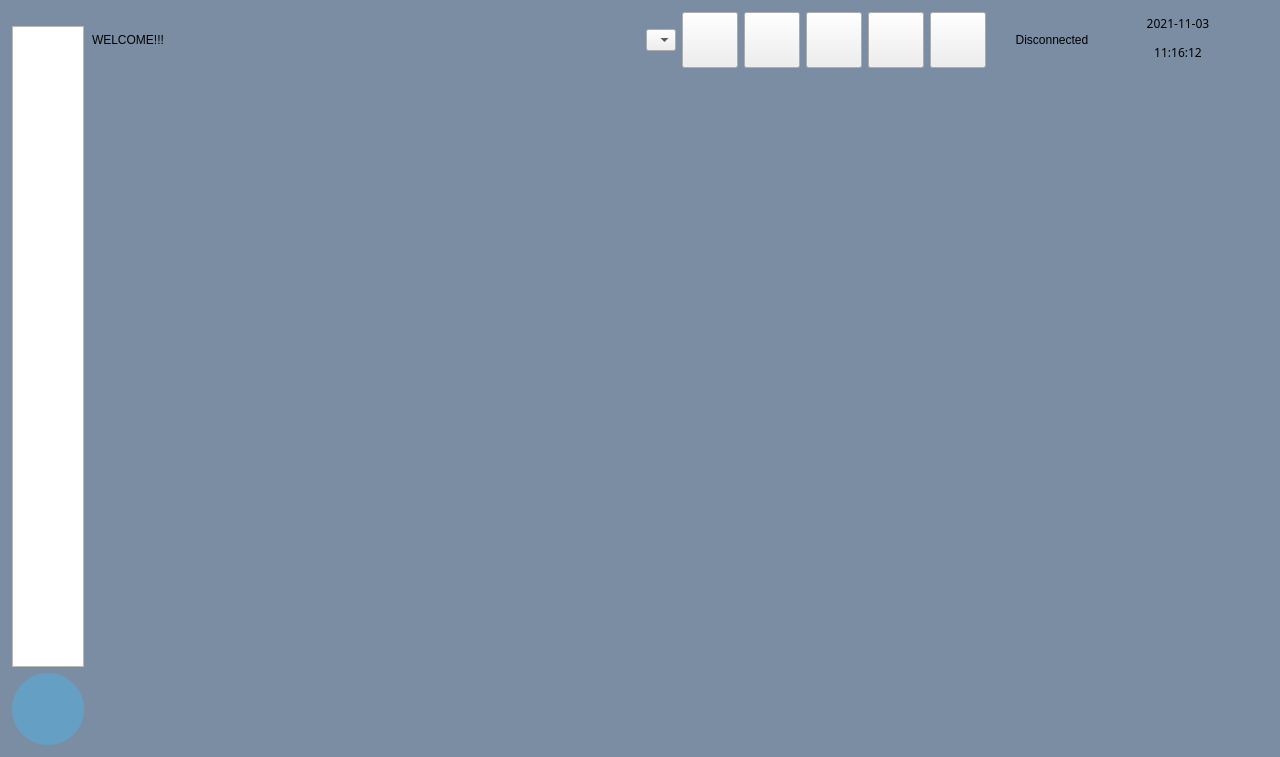
First picture: the form in src/framework/FrameworkWidget.ui, repository hanjingo/rag-qt, before the edit.
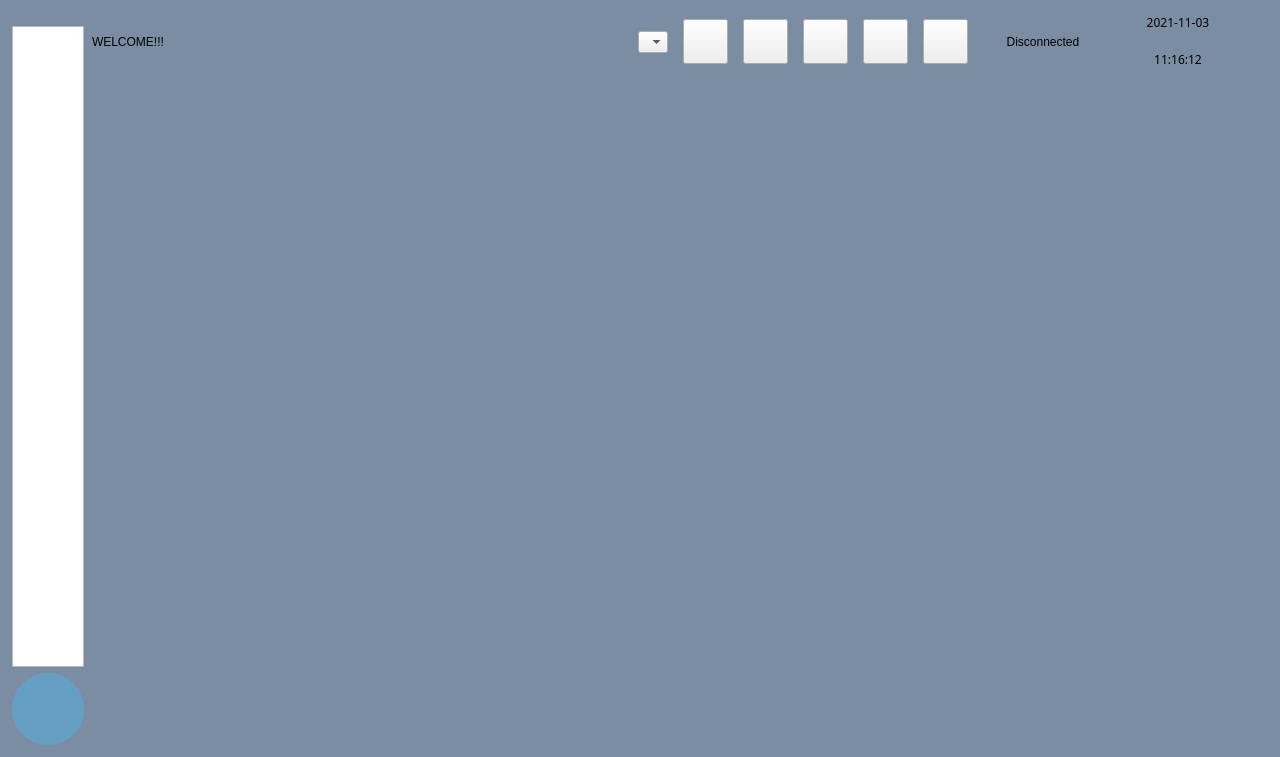
Second picture: the form after the edit. Icons and pictures are not drawn.

The edit to the form file:
```diff
--- a/src/framework/FrameworkWidget.ui
+++ b/src/framework/FrameworkWidget.ui
@@ -112,6 +112,9 @@
    <item row="0" column="1">
     <widget class="QWidget" name="widget" native="true">
      <layout class="QHBoxLayout" name="horizontalLayout_2">
+      <property name="spacing">
+       <number>15</number>
+      </property>
       <property name="leftMargin">
        <number>1</number>
       </property>
@@ -194,14 +197,14 @@
        <widget class="QPushButton" name="btnMinimize">
         <property name="minimumSize">
          <size>
-          <width>56</width>
-          <height>56</height>
+          <width>45</width>
+          <height>45</height>
          </size>
         </property>
         <property name="maximumSize">
          <size>
-          <width>56</width>
-          <height>56</height>
+          <width>45</width>
+          <height>45</height>
          </size>
         </property>
         <property name="focusPolicy">
@@ -223,7 +226,7 @@
         <property name="iconSize">
          <size>
           <width>45</width>
-          <height>56</height>
+          <height>45</height>
          </size>
         </property>
         <property name="checkable">
@@ -235,14 +238,14 @@
        <widget class="QPushButton" name="btnSelectScreen">
         <property name="minimumSize">
          <size>
-          <width>56</width>
-          <height>56</height>
+          <width>45</width>
+          <height>45</height>
          </size>
         </property>
         <property name="maximumSize">
          <size>
-          <width>56</width>
-          <height>56</height>
+          <width>45</width>
+          <height>45</height>
          </size>
         </property>
         <property name="focusPolicy">
@@ -258,7 +261,7 @@
         <property name="iconSize">
          <size>
           <width>45</width>
-          <height>56</height>
+          <height>45</height>
          </size>
         </property>
         <property name="checkable">
@@ -273,14 +276,14 @@
        <widget class="QPushButton" name="btnAlarm">
         <property name="minimumSize">
          <size>
-          <width>56</width>
-          <height>56</height>
+          <width>45</width>
+          <height>45</height>
          </size>
         </property>
         <property name="maximumSize">
          <size>
-          <width>56</width>
-          <height>56</height>
+          <width>45</width>
+          <height>45</height>
          </size>
         </property>
         <property name="focusPolicy">
@@ -297,8 +300,8 @@
         </property>
         <property name="iconSize">
          <size>
-          <width>56</width>
-          <height>56</height>
+          <width>45</width>
+          <height>45</height>
          </size>
         </property>
         <property name="checkable">
@@ -310,14 +313,14 @@
        <widget class="QPushButton" name="btnSwitch">
         <property name="minimumSize">
          <size>
-          <width>56</width>
-          <height>56</height>
+          <width>45</width>
+          <height>45</height>
          </size>
         </property>
         <property name="maximumSize">
          <size>
-          <width>56</width>
-          <height>56</height>
+          <width>45</width>
+          <height>45</height>
          </size>
         </property>
         <property name="focusPolicy">
@@ -328,8 +331,8 @@
         </property>
         <property name="iconSize">
          <size>
-          <width>56</width>
-          <height>56</height>
+          <width>45</width>
+          <height>45</height>
          </size>
         </property>
         <property name="checkable">
@@ -344,14 +347,14 @@
        <widget class="QPushButton" name="btnExit">
         <property name="minimumSize">
          <size>
-          <width>56</width>
-          <height>56</height>
+          <width>45</width>
+          <height>45</height>
          </size>
         </property>
         <property name="maximumSize">
          <size>
-          <width>56</width>
-          <height>56</height>
+          <width>45</width>
+          <height>45</height>
          </size>
         </property>
         <property name="focusPolicy">
@@ -362,8 +365,8 @@
         </property>
         <property name="iconSize">
          <size>
-          <width>56</width>
-          <height>56</height>
+          <width>45</width>
+          <height>45</height>
          </size>
         </property>
         <property name="checkable">
```
Left out of the diff: 8 changed lines with no effect on the pictures.
